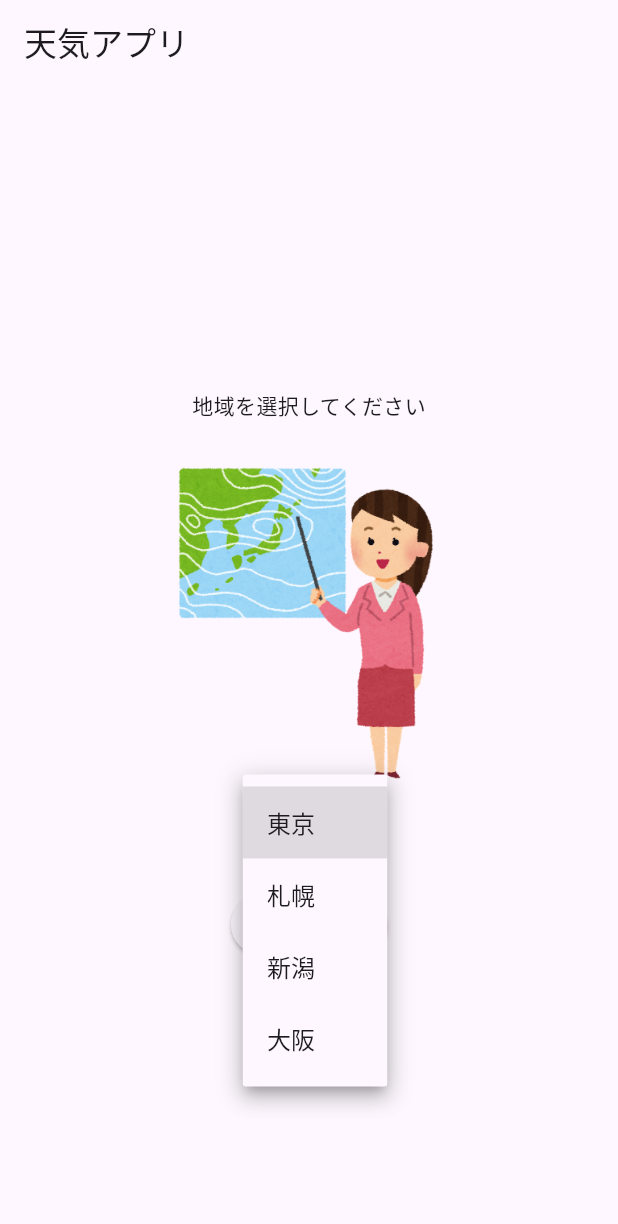
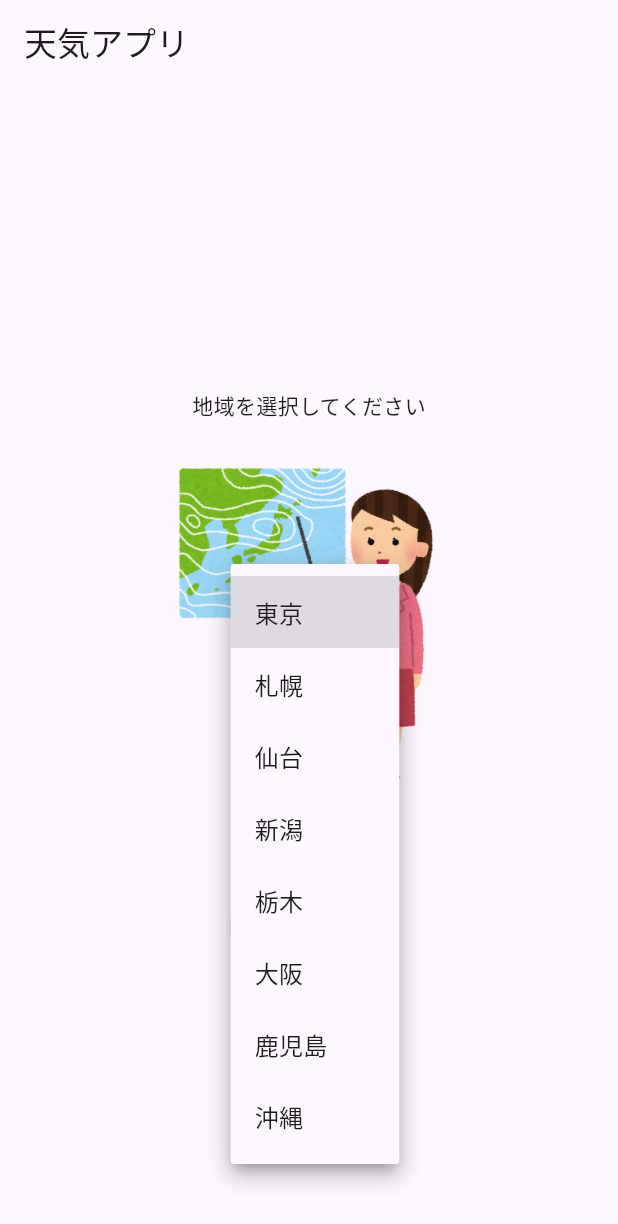
Before and after one commit to aonuma-spec/weather_app, a Flutter app: the screen it shows after launch, after a tap on "東京", on a phone screen of 412 x 824 dp. Shown: the top 1224 px of the screen. Run offline on Flutter 3.47's test engine with Material 3 defaults, Android fonts, the phone set to English and light mode, and no system bars; our stand-ins replace flutter_dotenv, flutter_riverpod; network calls fail.

```diff
--- a/lib/screen/weather_detail.dart
+++ b/lib/screen/weather_detail.dart
@@ -29,7 +29,7 @@ class WeatherDetail extends ConsumerWidget {
               weatherImage = 'assets/mark_tenki_kumori.png';
               break;
             case 'Rain':
-              weatherImage = 'mark_question.png';
+              weatherImage = 'assets/mark_tenki_umbrella.png';
               break;
             case 'Snow':
               weatherImage = 'assets/tenki_snow.png';
--- a/lib/state/weather_app_state.dart
+++ b/lib/state/weather_app_state.dart
@@ -3,8 +3,12 @@ class WeatherAppState {
     this.cities = const {
       "tokyo": "東京",
       "sapporo": "札幌",
+      "sendai": "仙台",
       "niigata": "新潟",
+      "tochigi": "栃木",
       "osaka": "大阪",
+      "kagoshima": "鹿児島",
+      "Okinawa,jp": "沖縄",
     },
     this.selectedCityValue = "tokyo",
   });
```
